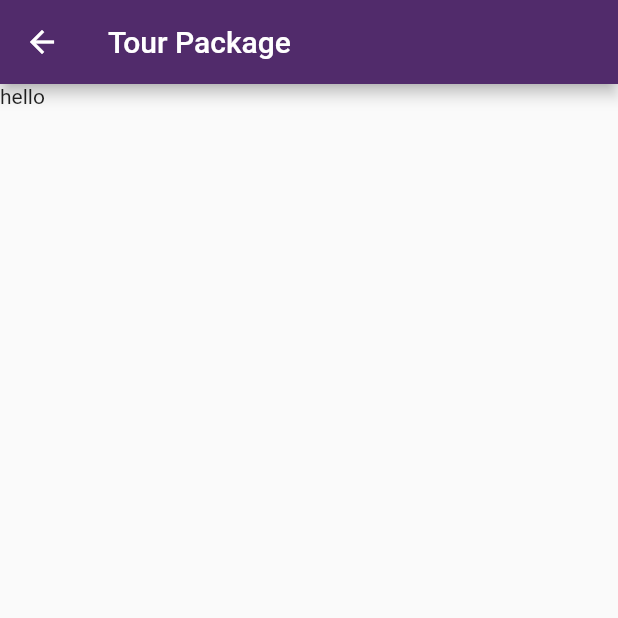
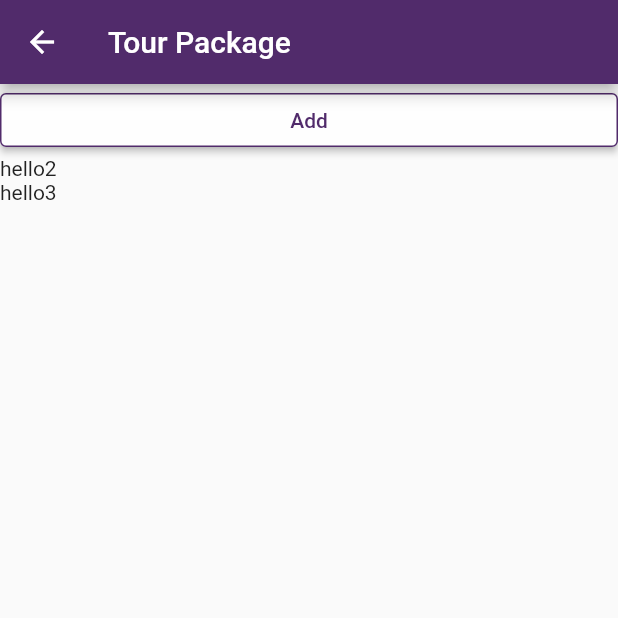
Before and after one commit to KelvinYou/fyp_tour_guide_app, a Flutter app: the screen it shows once a user with an empty profile is signed in, after a tap on "Tour Package", on a phone screen of 412 x 824 dp, the top half of it. Run offline on Flutter 3.47's test engine with Material 2 defaults, Android fonts, the phone set to English and light mode, and no system bars; our stand-ins replace cloud_firestore, firebase_auth, firebase_core, firebase_storage, image_picker; accounts and stored records are empty.

Commit message:
tour package function (still have problem)

```diff
--- a/lib/main.dart
+++ b/lib/main.dart
@@ -9,29 +9,27 @@ import 'package:fyp_project/bottom_bar_view.dart';
 import 'package:fyp_project/ui_view/login_view.dart';
 import 'package:firebase_auth/firebase_auth.dart';
 
+import 'package:fyp_project/providers/user_provider.dart';
+import 'package:provider/provider.dart';
+
 Future main() async {
   WidgetsFlutterBinding.ensureInitialized();
   await Firebase.initializeApp();
 
   runApp(const MyApp());
-  // await SystemChrome.setPreferredOrientations(<DeviceOrientation>[
-  //   DeviceOrientation.portraitUp,
-  //   DeviceOrientation.portraitDown
-  // ]).then((_) => runApp(const MyApp()));
 }
 
 class MyApp extends StatelessWidget {
 
   const MyApp({super.key});
 
-  // Future<FirebaseApp> _initializeFirebase() async {
-  //   FirebaseApp firebaseApp = await Firebase.initializeApp();
-  //   return firebaseApp;
-  // }
-
   @override
   Widget build(BuildContext context) {
-    return MaterialApp(
+    return MultiProvider(
+        providers: [
+          ChangeNotifierProvider(create: (_) => UserProvider(),),
+        ],
+        child: MaterialApp(
         title: "Tour Guide App",
         home: StreamBuilder(
           stream: FirebaseAuth.instance.authStateChanges(),
@@ -58,23 +56,7 @@ class MyApp extends StatelessWidget {
             return const Login();
           },
         ),
+      ),
     );
   }
-  // @override
-  // Widget build(BuildContext context) {
-  //   return Scaffold(
-  //     body: FutureBuilder(
-  //       future: _initializeFirebase(),
-  //       builder: (context, snapshot) {
-  //         if (snapshot.connectionState == ConnectionState.done) {
-  //           return const BottomBarView();
-  //         }
-  //         return const Center(
-  //           child: CircularProgressIndicator(),
-  //         );
-  //       }
-  //     )
-  //   );
-  // }
-  // }
 }
--- a/lib/ui_view/tour_package.dart
+++ b/lib/ui_view/tour_package.dart
@@ -1,6 +1,8 @@
 import 'package:flutter/material.dart';
 import 'package:flutter/services.dart';
 import 'package:fyp_project/app_theme.dart';
+
+import 'package:fyp_project/ui_view/add_package_view.dart';
 
 class TourPackage extends StatefulWidget {
   const TourPackage({super.key});
@@ -10,13 +12,38 @@ class TourPackage extends StatefulWidget {
 }
 
 class _TourPackageState extends State<TourPackage> {
+  void addPackage() async {
+    Navigator.push(
+      context,
+      MaterialPageRoute(builder: (context) => const AddPackage()),
+    );
+  }
+
   Widget build(BuildContext context) {
     return Scaffold(
       appBar: AppBar(
         backgroundColor: AppTheme.primary,
         title: const Text('Tour Package'),
       ),
-      body: Text("hello"),
+      body: ListView(
+        children: [
+          ElevatedButton(
+            onPressed: addPackage,
+            style: ElevatedButton.styleFrom(
+              primary: AppTheme.nearlyWhite,
+              side: const BorderSide(width: 1.0, color: AppTheme.primary,),
+            ),
+            child: const Text(
+              'Add',
+              style: TextStyle(
+                color: AppTheme.primary,
+              ),
+            ),
+          ),
+          Text("hello2"),
+          Text("hello3"),
+        ],
+      ),
     );
   }
 }
```
Also changed, not shown: lib/resources/firestore_methods.dart (+26 -0 lines), lib/ui_view/add_package_view.dart (added, +92 -0 lines). Lines whose indentation alone changed are shown as unchanged.
